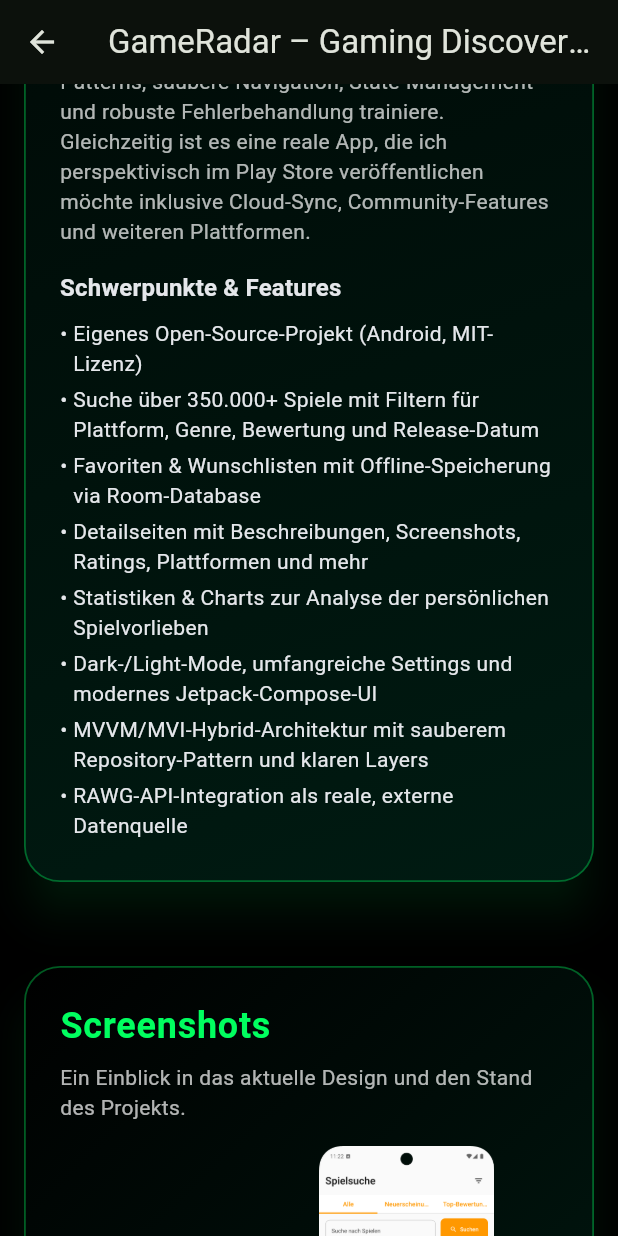
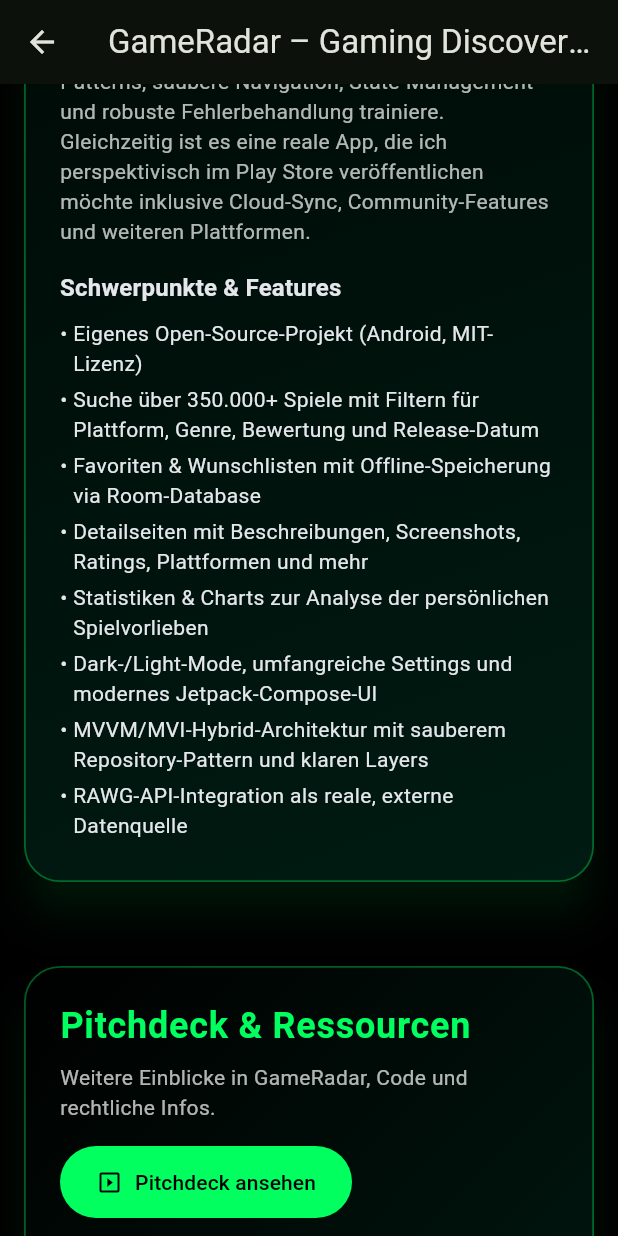
Before and after one commit to jchillah/jchillah_company_site, a Flutter app: the ProjectDetailPage screen opened directly, scrolled down 576 dp, on a phone screen of 412 x 824 dp. Run offline on Flutter 3.47's test engine with Material 3 defaults, Android fonts, the phone set to English and light mode, and no system bars.

Commit message:
Füge optionale Links und Icons zu Portfolio-Elementen hinzu

```diff
--- a/lib/src/core/widgets/homepage/sections/portfolio/portfolio_section.dart
+++ b/lib/src/core/widgets/homepage/sections/portfolio/portfolio_section.dart
@@ -43,6 +43,13 @@
             'assets/images/gameradar_2.png',
             'assets/images/gameradar_3.png',
           ],
+
+          // 🔹 NEU: Links
+          pitchDeckUrl: 'https://jchillah.github.io/gameradar-pitchdeck/',
+          appRepoUrl: 'https://github.com/jchillah/GameRadar',
+          pitchRepoUrl: 'https://github.com/jchillah/gameradar-pitchdeck',
+          privacyPolicyUrl:
+              'https://jchillah.github.io/GameRadar-Privacy-Policy/',
         ),
       ),
     );
@@ -52,7 +59,8 @@
     Navigator.of(context).push(
       MaterialPageRoute(
         builder: (_) => const ProjectDetailPage(
-          title: 'WiWa System – Warenwirtschaft light (Eigenprojekt)',
+          title:
+              '(Platzhalter)WiWa System – Warenwirtschaft light (Eigenprojekt)',
           subtitle:
               'Konzept- und Lernprojekt für ein leichtgewichtiges Warenwirtschaftssystem.',
           status: 'Eigenprojekt · Konzept / Prototyp',
@@ -134,6 +142,7 @@
                       'Kotlin · Jetpack Compose · MVVM/MVI · RAWG API · Room',
                   status: 'Eigenprojekt · Aktiv in Entwicklung',
                   onTap: () => _openGameRadar(context),
+                  iconAsset: 'assets/images/gameradar_app_icon.png',
                 ),
               ),
               const SizedBox(width: 16, height: 16),
--- a/lib/src/features/projects/presentation/project_detail_page.dart
+++ b/lib/src/features/projects/presentation/project_detail_page.dart
@@ -2,6 +2,7 @@
 import 'package:flutter/material.dart';
 import 'package:jchillah_company_site/src/core/widgets/homepage/sections/portfolio/screenshot_gallery.dart';
 import 'package:jchillah_company_site/src/core/widgets/homepage/sections/section.dart';
+import 'package:url_launcher/url_launcher.dart';
 
 class ProjectDetailPage extends StatelessWidget {
   final String title;
@@ -12,6 +13,12 @@
   final List<String> features;
   final List<String> screenshotAssets;
 
+  // 🔹 NEU: optionale Links
+  final String? pitchDeckUrl;
+  final String? appRepoUrl;
+  final String? pitchRepoUrl;
+  final String? privacyPolicyUrl;
+
   const ProjectDetailPage({
     super.key,
     required this.title,
@@ -21,11 +28,29 @@
     required this.longDescription,
     required this.features,
     required this.screenshotAssets,
+    this.pitchDeckUrl,
+    this.appRepoUrl,
+    this.pitchRepoUrl,
+    this.privacyPolicyUrl,
   });
+
+  Future<void> _openUrl(String url) async {
+    final uri = Uri.parse(url);
+    if (!await launchUrl(uri, mode: LaunchMode.externalApplication)) {
+      // optional: SnackBar oder Debug-Ausgabe
+      debugPrint('Konnte URL nicht öffnen: $url');
+    }
+  }
 
   @override
   Widget build(BuildContext context) {
     final theme = Theme.of(context);
+
+    final hasLinks =
+        pitchDeckUrl != null ||
+        appRepoUrl != null ||
+        pitchRepoUrl != null ||
+        privacyPolicyUrl != null;
 
     return Scaffold(
       appBar: AppBar(title: Text(title), centerTitle: false),
@@ -109,7 +134,49 @@
                         ],
                       ),
                     ),
+
                     const SizedBox(height: 24),
+
+                    // 🔹 NEU: Pitchdeck & Links, nur wenn vorhanden
+                    if (hasLinks)
+                      Section(
+                        title: 'Pitchdeck & Ressourcen',
+                        subtitle:
+                            'Weitere Einblicke in GameRadar, Code und rechtliche Infos.',
+                        child: Wrap(
+                          spacing: 12,
+                          runSpacing: 12,
+                          children: [
+                            if (pitchDeckUrl != null)
+                              FilledButton.icon(
+                                onPressed: () => _openUrl(pitchDeckUrl!),
+                                icon: const Icon(Icons.slideshow),
+                                label: const Text('Pitchdeck ansehen'),
+                              ),
+                            if (appRepoUrl != null)
+                              OutlinedButton.icon(
+                                onPressed: () => _openUrl(appRepoUrl!),
+                                icon: const Icon(Icons.code),
+                                label: const Text('GitHub: GameRadar App'),
+                              ),
+                            if (pitchRepoUrl != null)
+                              OutlinedButton.icon(
+                                onPressed: () => _openUrl(pitchRepoUrl!),
+                                icon: const Icon(Icons.picture_as_pdf),
+                                label: const Text('GitHub: Pitchdeck'),
+                              ),
+                            if (privacyPolicyUrl != null)
+                              OutlinedButton.icon(
+                                onPressed: () => _openUrl(privacyPolicyUrl!),
+                                icon: const Icon(Icons.privacy_tip_outlined),
+                                label: const Text('Privacy Policy'),
+                              ),
+                          ],
+                        ),
+                      ),
+
+                    const SizedBox(height: 24),
+
                     if (screenshotAssets.isNotEmpty)
                       Section(
                         title: 'Screenshots',
```
Also changed, not shown: lib/src/core/widgets/homepage/sections/portfolio/portfolio_card.dart (+46 -5 lines), lib/src/core/widgets/homepage/sections/portfolio/screenshot_gallery.dart (+43 -20 lines).
